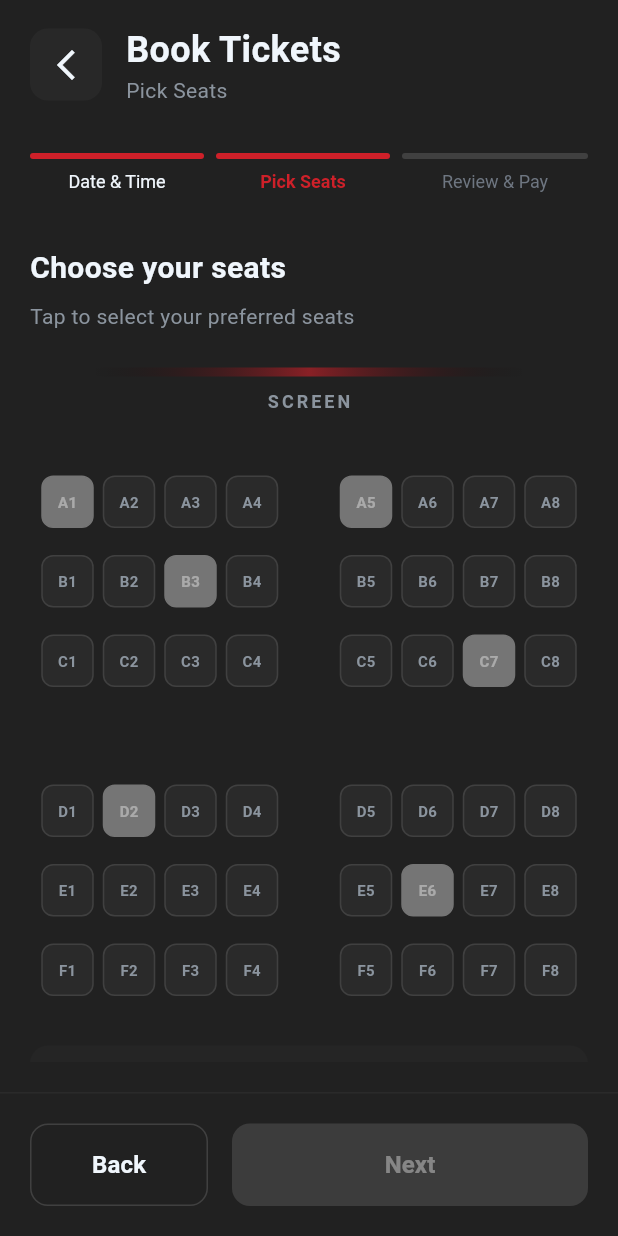
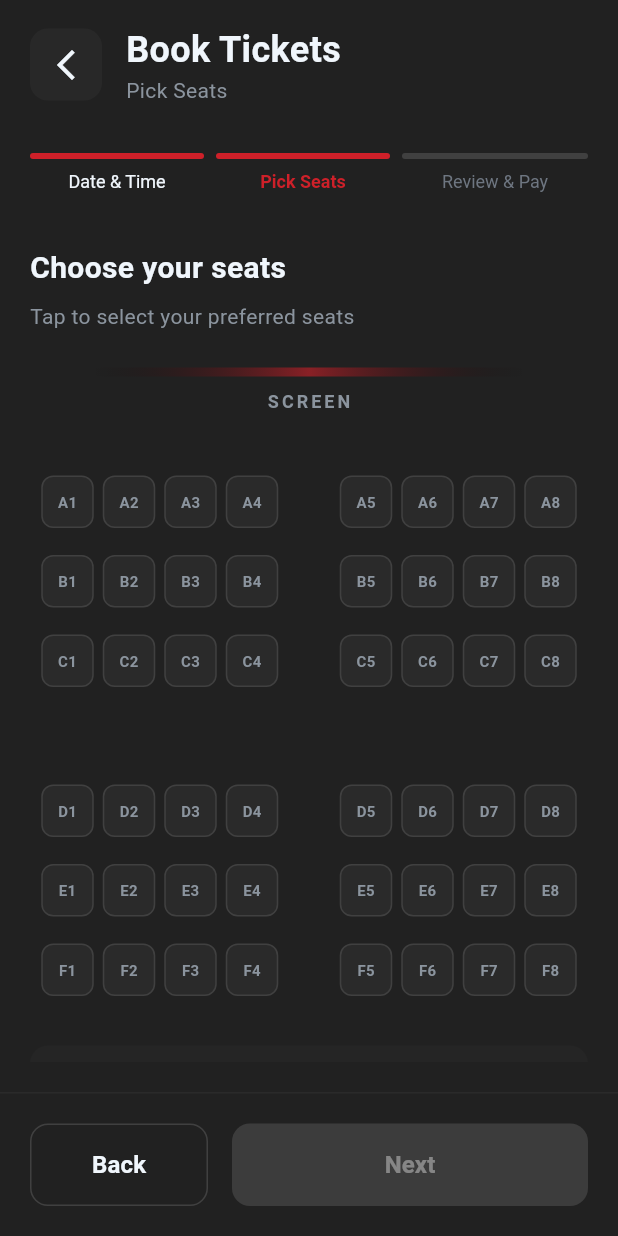
Before and after one commit to Sithi-sak/movie-booking-app, a Flutter app: the TicketBookingScreen screen opened directly with sample values from the repository, swiped to page 2, on a phone screen of 412 x 824 dp. Run offline on Flutter 3.47's test engine with Material 3 defaults, Android fonts, the phone set to English and light mode, and no system bars; our stand-ins replace carousel_slider, image_picker, youtube_player_flutter; network calls fail.

Commit message:
fix the issuse that user can selected the same seat

```diff
--- a/lib/views/ticket_booking/ticket_booking_screen.dart
+++ b/lib/views/ticket_booking/ticket_booking_screen.dart
@@ -3,6 +3,7 @@ import 'package:flutter/services.dart';
 import '../../models/movie_model.dart';
 import '../booking_confirmation/booking_confirmation_screen.dart';
 import '../../theme/app_theme.dart';
+import '../../services/booking_service.dart';
 
 class TicketBookingScreen extends StatefulWidget {
   final MovieModel movie;
@@ -52,7 +53,7 @@ class _TicketBookingScreenState extends State<TicketBookingScreen>
     ['F1', 'F2', 'F3', 'F4', '', 'F5', 'F6', 'F7', 'F8'],
   ];
 
-  final List<String> bookedSeats = ['A1', 'A5', 'B3', 'C7', 'D2', 'E6'];
+  List<String> bookedSeats = [];
 
   final List<String> stepTitles = [
     'Date & Time',
@@ -94,6 +95,9 @@ class _TicketBookingScreenState extends State<TicketBookingScreen>
     );
 
     _animationController.forward();
+
+    // Load booked seats for the initially selected showtime
+    _updateBookedSeats();
   }
 
   @override
@@ -130,8 +134,18 @@ class _TicketBookingScreenState extends State<TicketBookingScreen>
   }
 
   void _selectSeat(String seatNumber) {
-    if (bookedSeats.contains(seatNumber) || seatNumber.isEmpty) {
+    if (seatNumber.isEmpty) return;
+
+    if (bookedSeats.contains(seatNumber)) {
+      // Show feedback that seat is already booked
       HapticFeedback.heavyImpact();
+      ScaffoldMessenger.of(context).showSnackBar(
+        SnackBar(
+          content: Text('Seat $seatNumber is already booked by another user'),
+          backgroundColor: Colors.orange.shade700,
+          duration: const Duration(seconds: 2),
+        ),
+      );
       return;
     }
 
@@ -151,9 +165,21 @@ class _TicketBookingScreenState extends State<TicketBookingScreen>
     HapticFeedback.selectionClick();
   }
 
+  void _updateBookedSeats() {
+    if (selectedDate.isNotEmpty && selectedShowtime.isNotEmpty) {
+      setState(() {
+        bookedSeats = BookingService().getBookedSeatsForMovieAndShowtime(
+          widget.movie.title,
+          selectedDate,
+          selectedShowtime,
+        );
+      });
+    }
+  }
+
   Color _getSeatColor(String seatNumber) {
     if (seatNumber.isEmpty) return Colors.transparent;
-    if (bookedSeats.contains(seatNumber)) return Colors.grey.shade600;
+    if (bookedSeats.contains(seatNumber)) return Colors.red.shade300;
     if (selectedSeatNumbers.contains(seatNumber)) return AppTheme.primaryRed;
     return AppTheme.surfaceDark;
   }
@@ -620,6 +646,8 @@ class _TicketBookingScreenState extends State<TicketBookingScreen>
           selectedDate = date;
           // Clear selected showtime when date changes
           selectedShowtime = '';
+          selectedSeatNumbers.clear();
+          totalPrice = 0.0;
         });
         HapticFeedback.selectionClick();
       },
@@ -667,7 +695,10 @@ class _TicketBookingScreenState extends State<TicketBookingScreen>
       onTap: () {
         setState(() {
           selectedShowtime = time;
+          selectedSeatNumbers.clear();
+          totalPrice = 0.0;
         });
+        _updateBookedSeats();
         HapticFeedback.selectionClick();
       },
       child: AnimatedContainer(
@@ -753,7 +784,7 @@ class _TicketBookingScreenState extends State<TicketBookingScreen>
             borderRadius: BorderRadius.circular(8),
             border: Border.all(
               color: isSelected ? AppTheme.primaryRed :
-                     isBooked ? Colors.grey.shade600 : AppTheme.borderDark,
+                     isBooked ? Colors.red.shade400 : AppTheme.borderDark,
               width: isSelected ? 2 : 1,
             ),
             boxShadow: isSelected ? [
@@ -762,18 +793,29 @@ class _TicketBookingScreenState extends State<TicketBookingScreen>
                 blurRadius: 8,
                 offset: const Offset(0, 3),
               ),
+            ] : isBooked ? [
+              BoxShadow(
+                color: Colors.red.withValues(alpha: 0.3),
+                blurRadius: 4,
+                offset: const Offset(0, 2),
+              ),
             ] : null,
           ),
           child: Center(
-            child: Text(
-              seatNumber,
-              style: TextStyle(
-                color: isBooked ? Colors.white38 :
-                       isSelected ? Colors.white : AppTheme.textSecondary,
-                fontSize: 10,
-                fontWeight: FontWeight.bold,
+            child: isBooked ?
+              Icon(
+                Icons.close,
+                color: Colors.white,
+                size: 16,
+              ) :
+              Text(
+                seatNumber,
+                style: TextStyle(
+                  color: isSelected ? Colors.white : AppTheme.textSecondary,
+                  fontSize: 10,
+                  fontWeight: FontWeight.bold,
+                ),
               ),
-            ),
           ),
         ),
       ),
@@ -792,7 +834,7 @@ class _TicketBookingScreenState extends State<TicketBookingScreen>
         children: [
           _buildLegendItem('Available', AppTheme.surfaceDark),
           _buildLegendItem('Selected', AppTheme.primaryRed),
-          _buildLegendItem('Booked', Colors.grey.shade600),
+          _buildLegendItem('Booked', Colors.red.shade300),
         ],
       ),
     );
```
Also changed, not shown: lib/services/booking_service.dart (+29 -0 lines), lib/views/booking_confirmation/booking_confirmation_screen.dart (+14 -3 lines).
